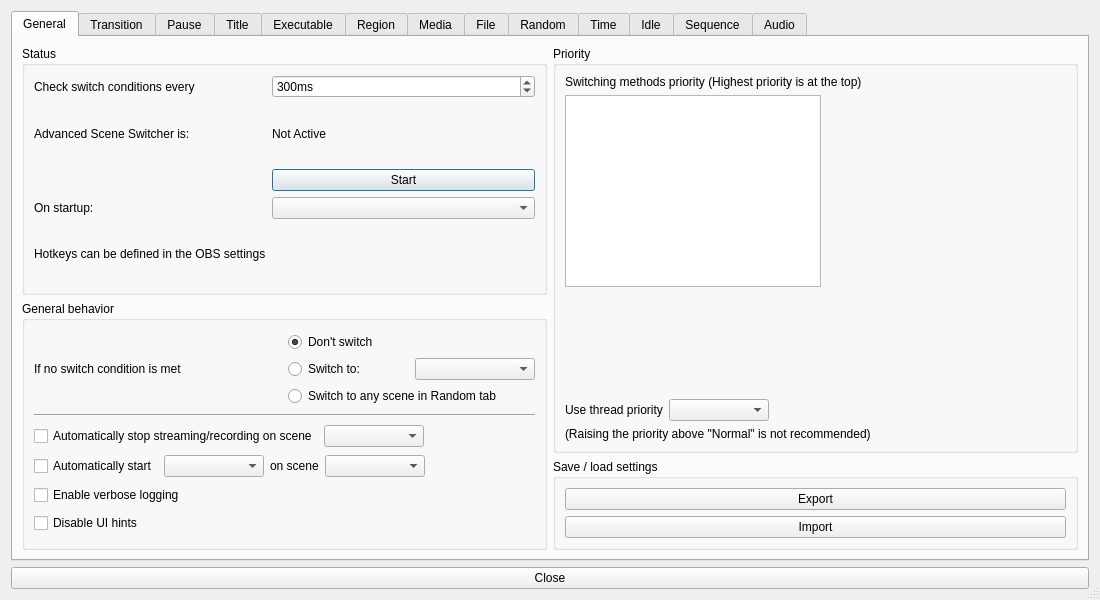
Above: forms/advanced-scene-switcher.ui from WarmUpTill/SceneSwitcher before the change. Below: the same form after it.
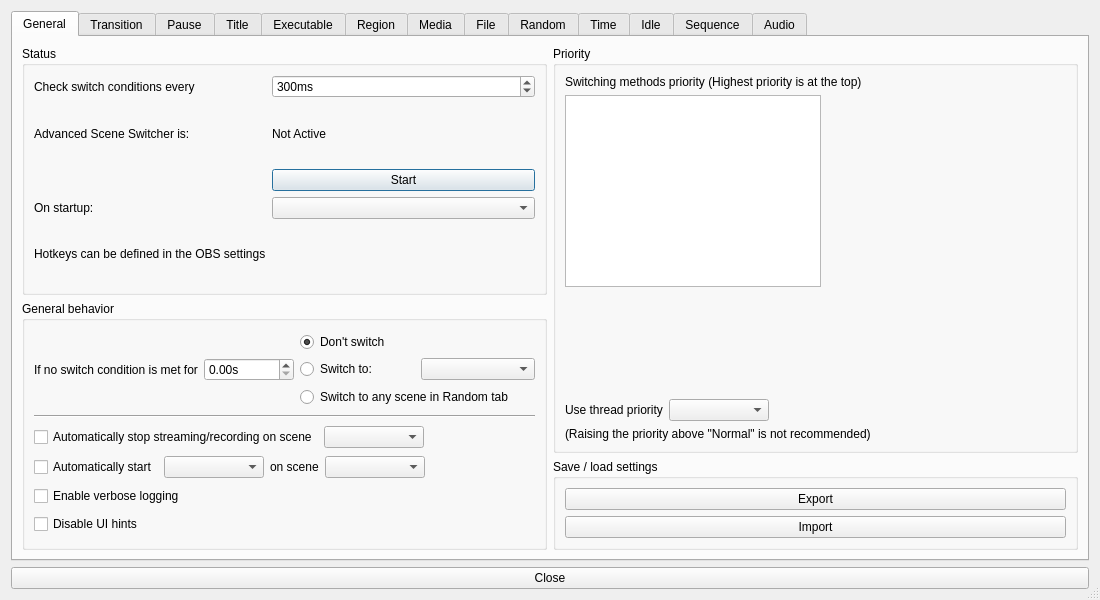
That is the form after the change. Icons and pictures are not drawn.

Commit message: add no match delay option

What changed in the file:
```diff
--- a/forms/advanced-scene-switcher.ui
+++ b/forms/advanced-scene-switcher.ui
@@ -289,13 +289,23 @@
                      </sizepolicy>
                     </property>
                     <property name="text">
-                     <string>If no switch condition is met</string>
+                     <string>If no switch condition is met for</string>
                     </property>
                     <property name="alignment">
                      <set>Qt::AlignLeading|Qt::AlignLeft|Qt::AlignVCenter</set>
                     </property>
                    </widget>
                   </item>
+                  <item>
+                   <widget class="QDoubleSpinBox" name="noMatchDelay">
+                    <property name="suffix">
+                     <string>s</string>
+                    </property>
+                    <property name="maximum">
+                     <double>999999.989999999990687</double>
+                    </property>
+                   </widget>
+                  </item>
                  </layout>
                 </item>
                </layout>
```
The commit also changes 4 other files.
